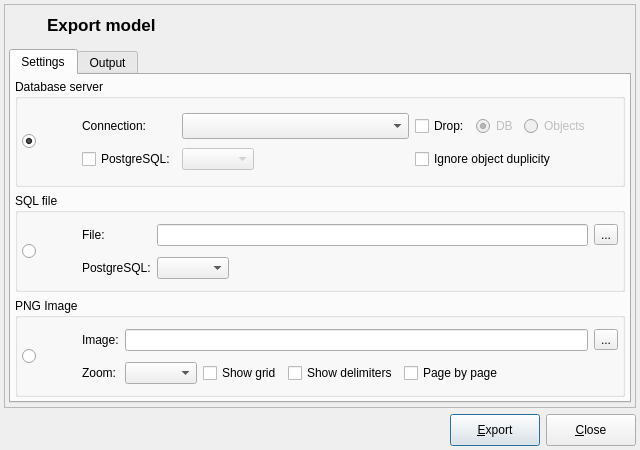
First picture: the form in libpgmodeler_ui/ui/modelexportform.ui, repository pgmodeler/pgmodeler, before the edit.
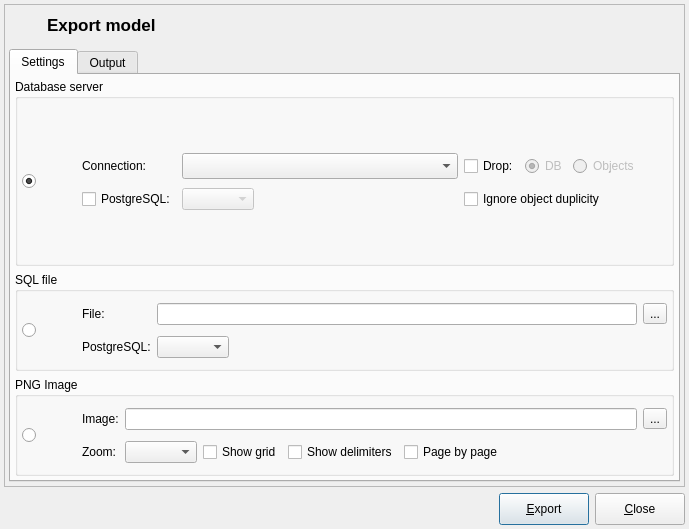
Second picture: the form after the edit. Icons and pictures are not drawn.

Diff of the .ui file:
```diff
--- a/libpgmodeler_ui/ui/modelexportform.ui
+++ b/libpgmodeler_ui/ui/modelexportform.ui
@@ -9,8 +9,8 @@
    <rect>
     <x>0</x>
     <y>0</y>
-    <width>640</width>
-    <height>450</height>
+    <width>689</width>
+    <height>529</height>
    </rect>
   </property>
   <property name="sizePolicy">
@@ -28,7 +28,7 @@
   <property name="maximumSize">
    <size>
     <width>16777215</width>
-    <height>450</height>
+    <height>16777215</height>
    </size>
   </property>
   <property name="windowTitle">
@@ -495,7 +495,7 @@
                      <bool>false</bool>
                     </property>
                     <property name="text">
-                     <string>Objects</string>
+                     <string>Ob&amp;jects</string>
                     </property>
                    </widget>
                   </item>
```
